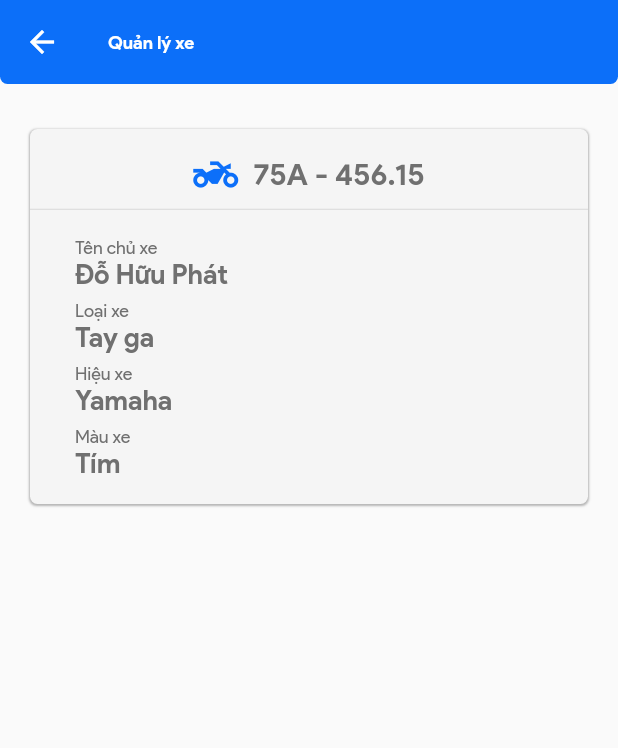
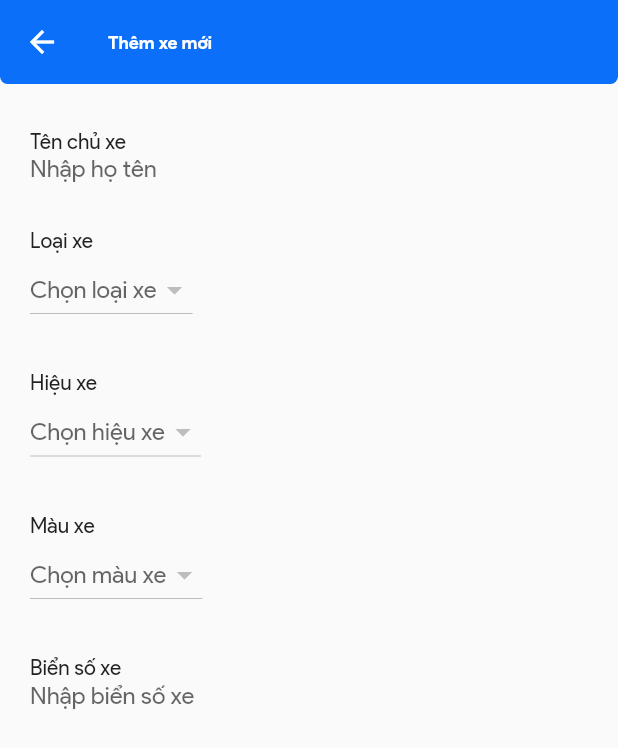
Before and after one commit to TamNguyen8021/Biike-user, a Flutter app: the screen it shows after launch, on a phone screen of 412 x 824 dp. Shown: the top 748 px of the screen. Run offline on Flutter 3.47's test engine with Material 2 defaults, Android fonts, the phone set to English and light mode, and no system bars; our stand-ins replace flutter_svg.

Commit message:
add add-bike-page and get-voucher-page

```diff
--- a/lib/main.dart
+++ b/lib/main.dart
@@ -2,6 +2,8 @@ import 'package:bikes_user/pages/home_page.dart';
 import 'package:bikes_user/pages/profile_page.dart';
 import 'package:bikes_user/widgets/pages/activity.dart';
 import 'package:bikes_user/pages/open_page.dart';
+import 'package:bikes_user/pages/add_bike_page.dart';
+import 'package:bikes_user/pages/get_voucher_page.dart ';
 import 'package:bikes_user/pages/manage_bike_page.dart';
 import 'package:bikes_user/pages/trip_history_page.dart';
 import 'package:bikes_user/utils/custom_colors.dart';
@@ -23,7 +25,7 @@ class Biike extends StatelessWidget {
           // Apply a combination of colors based on the provided one to entire app.
           primarySwatch: CustomColors.kBlue,
           fontFamily: 'SVN Product Sans'),
-      initialRoute: '/manage_bike',
+      initialRoute: '/add_bike',
       routes: {
         '/open': (BuildContext ctx) => OpenPage(),
 
@@ -40,6 +42,13 @@ class Biike extends StatelessWidget {
         '/manage_bike': (BuildContext ctx) => ManageBikePage(
           role: 'Driver',
         ),
+        '/add_bike': (BuildContext ctx) => AddBikePage(
+          role: 'Driver',
+        ),
+
+        '/get_voucher': (BuildContext ctx) => GetVoucherPage(
+          role: 'Driver',
+        ), //GetVoucherPage
       },
     );
   }
--- /dev/null
+++ b/lib/pages/add_bike_page.dart
@@ -0,0 +1,125 @@
+import 'package:bikes_user/utils/custom_colors.dart';
+import 'package:bikes_user/utils/custom_strings.dart';
+import 'package:bikes_user/widgets/appbars/custom_appbar.dart';
+import 'package:bikes_user/widgets/appbars/bottom_tabbar.dart';
+import 'package:bikes_user/widgets/pages/activity.dart';
+import 'package:bikes_user/widgets/pages/customer_home_full.dart';
+import 'package:bikes_user/widgets/pages/driver_home.dart';
+import 'package:flutter/cupertino.dart';
+import 'package:flutter/material.dart';
+
+/// The home screen template for both ke-er and biker
+class AddBikePage extends StatelessWidget {
+  final String role;
+  const AddBikePage({Key? key, required this.role}) : super(key: key);
+
+  @override
+  Widget build(BuildContext context) {
+    String modeButtonText = CustomStrings.kCustomerMode;
+    String addBikeText = 'Thêm xe mới';
+    String settingButton = 'Cài đặt';
+    String rateAppButton = 'Đánh giá ứng dụng';
+    String logOutButton = 'Đăng xuất';
+    String bikeNumberPlate = '75A - 456.15';
+    String bikeOwner = 'Tên chủ xe';
+    String bikeOwerValue = 'Đỗ Hữu Phát';
+    String bikeCategory = 'Loại xe';
+    String bikeCategoryValue = 'Tay ga';
+    String bikeBrand = 'Hiệu xe';
+    String bikeBrandValue = 'Yamaha';
+    String bikeColor = 'Màu xe';
+    String bikeColorValue = 'Tím';
+    Color modeButtonForegroundColor = CustomColors.kBlue;
+    Color modeButtonBackgroundColor = CustomColors.kLightGray;
+
+
+
+    List<String> listBikeCategory = [
+      "Đại học FPT TP.HCM",
+      'Two',
+      'Free',
+      'Four'
+    ];
+    List<String> listBikeBrand = [
+      "Cổng khu công nghệ cao",
+      'Two',
+      'Free',
+      'Four'
+    ];
+    List<String> listBikeColor = [
+      "Cổng khu công nghệ cao",
+      'Two',
+      'Free',
+      'Four'
+    ];
+
+    String valueChoose = '0';
+    List listItem = ['1', '2', '3'];
+
+    int _value = 1;
+
+    return DefaultTabController(
+      length: 2,
+      child: Scaffold(
+        appBar: CustomAppBar(
+          appBar: AppBar(),
+          leadingWidget: IconButton(
+              icon: Icon(Icons.arrow_back),
+              onPressed: () => Navigator.pop(context)),
+          title: Text(
+            addBikeText,
+            style: TextStyle(fontSize: 12, fontWeight: FontWeight.bold),
+          ),
+        ),
+        body: SingleChildScrollView(
+          child: Padding(
+            padding: const EdgeInsets.all(20.0),
+            child: Column(
+                mainAxisAlignment: MainAxisAlignment.start,
+                crossAxisAlignment: CrossAxisAlignment.start,
+                children: <Widget>[
+              SizedBox(
+                height: 10.0,
+              ),
+              Text(bikeOwner),
+                  TextField(
+                    decoration: new InputDecoration.collapsed(
+                        hintText: 'Nhập họ tên'
+                    ),
+                  ),
+                  SizedBox(
+                    height: 30.0,
+                  ),
+              Text(bikeCategory),
+
+              DropdownButton(
+                  value: _value,
+                  items: [],
+                  hint: Text("Chọn loại xe")
+              ),
+                  SizedBox(
+                    height: 30.0,
+                  ),
+              Text(bikeBrand),
+              DropdownButton(value: _value, items: [], hint: Text("Chọn hiệu xe")),
+                  SizedBox(
+                    height: 30.0,
+                  ),
+              Text(bikeColor),
+              DropdownButton(value: _value, items: [], hint: Text("Chọn màu xe")),
+                  SizedBox(
+                    height: 30.0,
+                  ),
+              Text('Biển số xe'),
+              TextField(
+                decoration: new InputDecoration.collapsed(
+                    hintText: 'Nhập biển số xe'
+                ),
+              )
+            ]),
+          ),
+        ),
+      ),
+    );
+  }
+}
--- a/lib/utils/custom_strings.dart
+++ b/lib/utils/custom_strings.dart
@@ -40,4 +40,6 @@ class CustomStrings {
   static const String kRateApp = "Đánh giá ứng dụng";
   static const String kPhoneNo = "Số điện thoại";
   static const String kEmail = "Email";
+
+  static const String kBookNewTrip = "kBookNewTrip";
 }
--- a/pubspec.yaml
+++ b/pubspec.yaml
@@ -23,6 +23,7 @@ environment:
 dependencies:
   flutter:
     sdk: flutter
+  flutter_svg: ^0.22.0
 
   # The following adds the Cupertino Icons font to your application.
   # Use with the CupertinoIcons class for iOS style icons.
```
Also changed, not shown: lib/pages/get_voucher_page.dart (added, +137 -0 lines), lib/pages/test.dart (added, +199 -0 lines), assets/images/king.svg (added), pubspec.lock.
